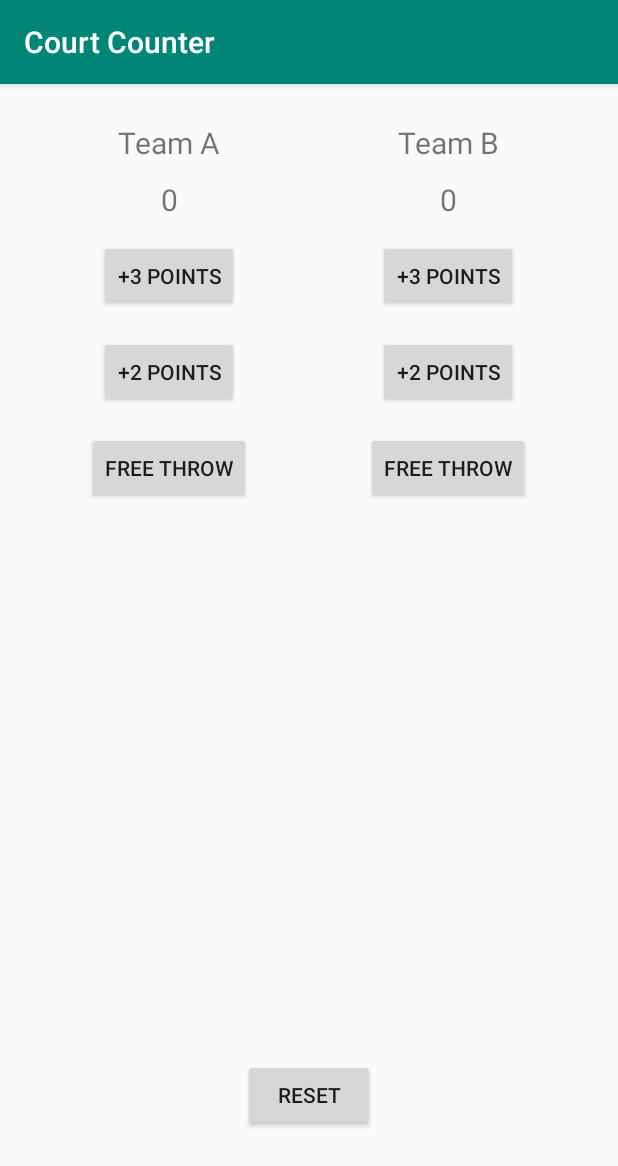
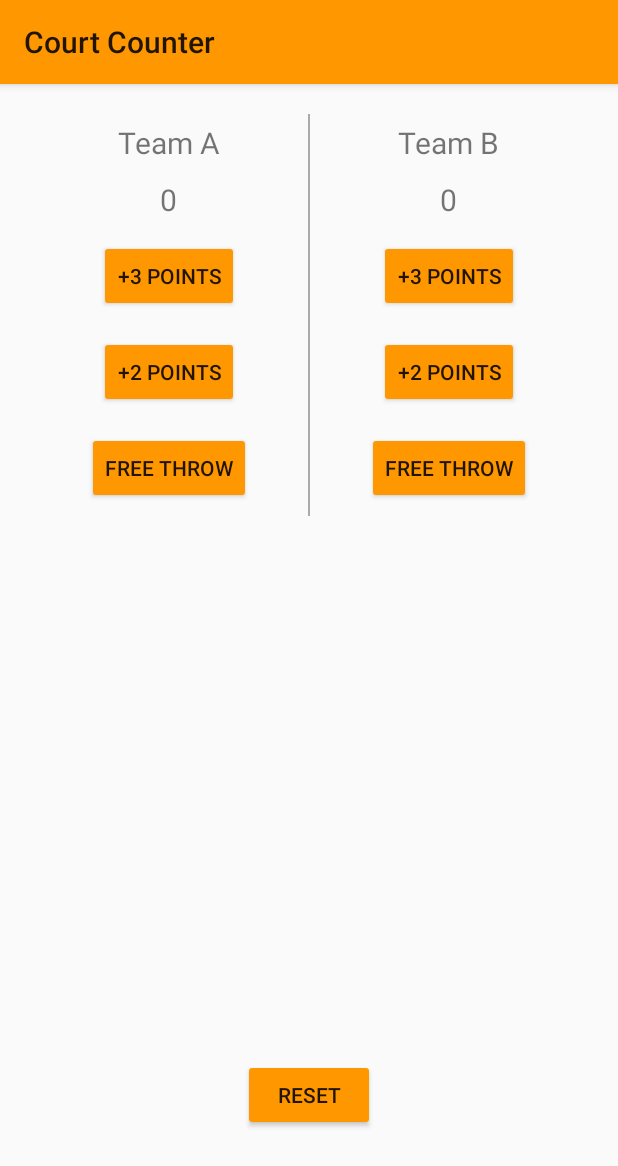
Before and after one commit to WolverineXR/Court-Counter, an Android app: the screen it shows after launch (MainActivity), on a phone screen of 412 x 824 dp. Shown: the top 1166 px of the screen. Run offline under Robolectric (Android 15) with nearby library versions, the phone set to English and light mode, and no system bars.

Commit message:
Styling and Completing App

```diff
--- a/app/src/main/res/layout/activity_main.xml
+++ b/app/src/main/res/layout/activity_main.xml
@@ -64,6 +64,10 @@
 
         </LinearLayout>
 
+        <View
+            android:layout_width="1dp"
+            android:layout_height="match_parent"
+            android:background="@android:color/darker_gray" />
 
         <LinearLayout
             android:layout_width="0dp"
--- a/app/src/main/res/values/styles.xml
+++ b/app/src/main/res/values/styles.xml
@@ -1,11 +1,9 @@
 <resources>
-
     <!-- Base application theme. -->
-    <style name="AppTheme" parent="Theme.AppCompat.Light.DarkActionBar">
-        <!-- Customize your theme here. -->
-        <item name="colorPrimary">@color/colorPrimary</item>
-        <item name="colorPrimaryDark">@color/colorPrimaryDark</item>
-        <item name="colorAccent">@color/colorAccent</item>
-    </style>
-
-</resources>
+<style name="AppTheme" parent="Theme.AppCompat.Light">
+    <!-- Primary theme color of the app (sets background color of app bar) -->
+    <item name="colorPrimary">#FF9800</item>
+    <!-- Background color of buttons in the app -->
+    <item name="colorButtonNormal">#FF9800</item>
+</style>
+    </resources>
```
